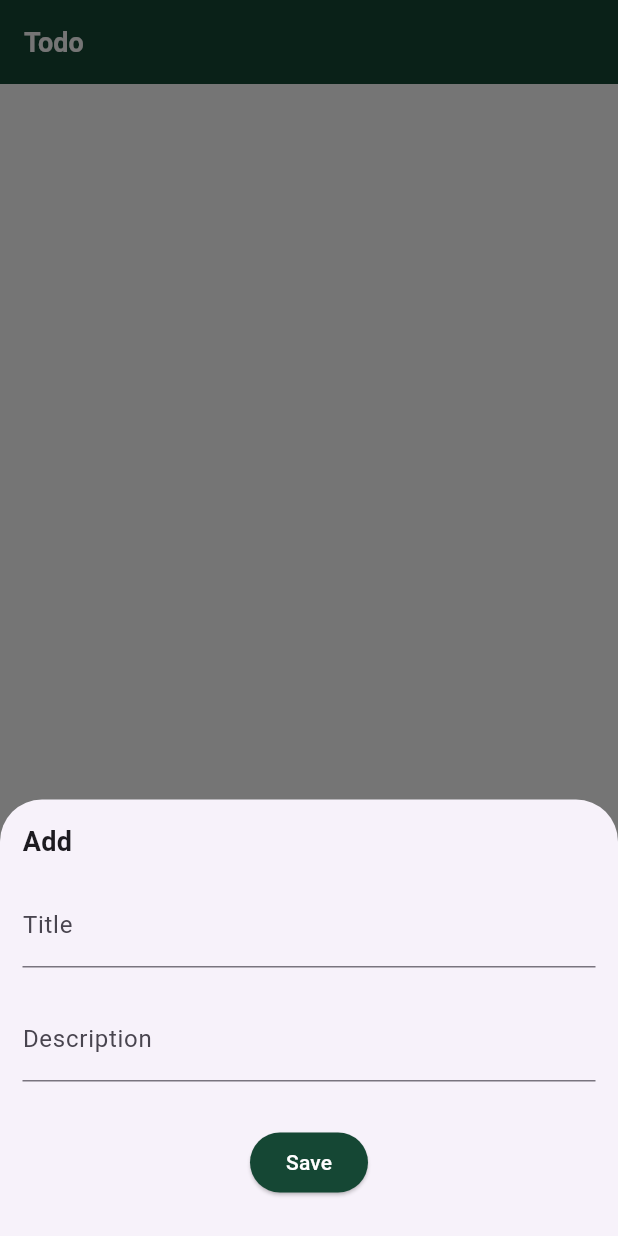
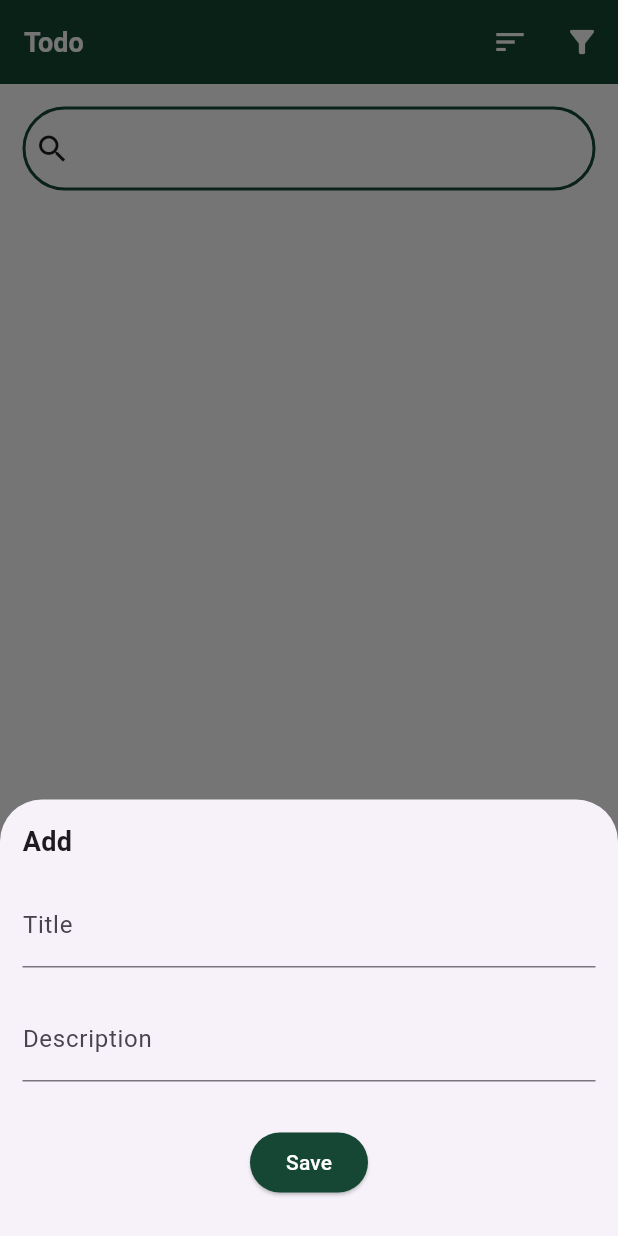
Before and after one commit to lok1504/TodoAppUsingFlutterBloc, a Flutter app: the screen it shows after launch, after a tap on "Add Task", on a phone screen of 412 x 824 dp. Run offline on Flutter 3.47's test engine with Material 3 defaults, Android fonts, the phone set to English and light mode, and no system bars; our stand-ins replace equatable, flutter_bloc, shared_preferences.

Commit message:
Add search, filter, and sort functions

```diff
--- a/lib/main.dart
+++ b/lib/main.dart
@@ -22,7 +22,7 @@ class MyApp extends StatelessWidget {
       debugShowCheckedModeBanner: false,
       theme: AppTheme.klkTheme,
       home: BlocProvider(
-        create: (_) => TodoBloc(todoApi: todoApi)..add(FetchTodosEvent()),
+        create: (_) => TodoBloc(todoApi: todoApi)..add(FetchTodoEvent()),
         child: const TodoPage(),
       ),
     );
--- a/lib/todo/bloc/todo_events.dart
+++ b/lib/todo/bloc/todo_events.dart
@@ -6,7 +6,7 @@ abstract class TodoEvent extends Equatable {
   List<Object> get props => [];
 }
 
-class FetchTodosEvent extends TodoEvent {}
+class FetchTodoEvent extends TodoEvent {}
 
 class CreateTodoEvent extends TodoEvent {
   final Todo todo;
@@ -34,3 +34,30 @@ class DeleteTodoEvent extends TodoEvent {
   @override
   List<Object> get props => [id];
 }
+
+class SearchTodoEvent extends TodoEvent {
+  final String query;
+
+  SearchTodoEvent(this.query);
+
+  @override
+  List<Object> get props => [query];
+}
+
+class FilterTodoEvent extends TodoEvent {
+  final bool isCompleted;
+
+  FilterTodoEvent(this.isCompleted);
+
+  @override
+  List<Object> get props => [isCompleted];
+}
+
+class SortTodoEvent extends TodoEvent {
+  final bool isAscending;
+
+  SortTodoEvent(this.isAscending);
+
+  @override
+  List<Object> get props => [isAscending];
+}
--- a/lib/todo/views/todo_list.dart
+++ b/lib/todo/views/todo_list.dart
@@ -4,6 +4,7 @@ import 'package:todo/models/todo.dart';
 import 'package:todo/todo/bloc/todo_bloc.dart';
 import 'package:todo/todo/bloc/todo_state.dart';
 import 'package:todo/todo/widgets/todo_list_item.dart';
+import 'package:todo/todo/widgets/todo_search_bar.dart';
 
 class TodoList extends StatelessWidget {
   const TodoList({super.key, required this.openTodoForm});
@@ -25,7 +26,10 @@ class TodoList extends StatelessWidget {
             ),
           ));
         } else if (state is TodoLoadedState) {
-          return ListView.builder(
+          return Column(
+            children: [
+              TodoSearchBar(todos: state.todos),
+              ListView.builder(
                 shrinkWrap: true,
                 physics: const NeverScrollableScrollPhysics(),
                 itemCount: state.todos.length,
@@ -36,6 +40,8 @@ class TodoList extends StatelessWidget {
                     openTodoForm: openTodoForm,
                   );
                 },
+              ),
+            ],
           );
         } else {
           return Placeholder();
--- a/lib/todo/views/todo_page.dart
+++ b/lib/todo/views/todo_page.dart
@@ -2,6 +2,7 @@ import 'package:flutter/material.dart';
 import 'package:flutter_bloc/flutter_bloc.dart';
 import 'package:todo/models/todo.dart';
 import 'package:todo/todo/bloc/todo_bloc.dart';
+import 'package:todo/todo/bloc/todo_events.dart';
 import 'package:todo/todo/views/todo_form.dart';
 import 'package:todo/todo/views/todo_list.dart';
 
@@ -13,6 +14,9 @@ class TodoPage extends StatefulWidget {
 }
 
 class _TodoPageState extends State<TodoPage> {
+  bool _isAscending = true;
+  bool _showCompleted = false;
+
   @override
   Widget build(BuildContext context) {
     void openTodoForm({Todo? todo}) {
@@ -35,6 +39,10 @@ class _TodoPageState extends State<TodoPage> {
       resizeToAvoidBottomInset: true,
       appBar: AppBar(
         title: Text('Todo'),
+        actions: [
+          _buildSortByTitlePopupMenuButton(context),
+          _buildFilterByIsCompletedPopupMenuButton(context),
+        ],
       ),
       body: SingleChildScrollView(
         child: Padding(
@@ -56,4 +64,54 @@ class _TodoPageState extends State<TodoPage> {
       ),
     );
   }
+
+  Widget _buildSortByTitlePopupMenuButton(BuildContext context) {
+    return PopupMenuButton<bool>(
+      icon: Icon(Icons.sort),
+      tooltip: "Sort by Title",
+      initialValue: _isAscending,
+      onSelected: (bool item) {
+        setState(() {
+          _isAscending = item;
+        });
+
+        context.read<TodoBloc>().add(SortTodoEvent(_isAscending));
+      },
+      itemBuilder: (BuildContext context) => <PopupMenuEntry<bool>>[
+        const PopupMenuItem<bool>(
+          value: true,
+          child: Text('A-Z'),
+        ),
+        const PopupMenuItem<bool>(
+          value: false,
+          child: Text('Z-A'),
+        ),
+      ],
+    );
+  }
+
+  Widget _buildFilterByIsCompletedPopupMenuButton(BuildContext context) {
+    return PopupMenuButton<bool>(
+      icon: Icon(Icons.filter_alt),
+      tooltip: "Filter by Completed",
+      initialValue: _showCompleted,
+      onSelected: (bool item) {
+        setState(() {
+          _showCompleted = item;
+        });
+
+        context.read<TodoBloc>().add(FilterTodoEvent(_showCompleted));
+      },
+      itemBuilder: (BuildContext context) => <PopupMenuEntry<bool>>[
+        const PopupMenuItem<bool>(
+          value: false,
+          child: Text('All'),
+        ),
+        const PopupMenuItem<bool>(
+          value: true,
+          child: Text('Completed'),
+        ),
+      ],
+    );
+  }
 }
--- a/lib/todo/widgets/todo_list_item.dart
+++ b/lib/todo/widgets/todo_list_item.dart
@@ -1,6 +1,7 @@
 import 'package:flutter/material.dart';
 import 'package:flutter_bloc/flutter_bloc.dart';
 import 'package:todo/models/todo.dart';
+import 'package:todo/theme/app_colors.dart';
 import 'package:todo/todo/bloc/todo_bloc.dart';
 import 'package:todo/todo/bloc/todo_events.dart';
 
@@ -36,6 +37,7 @@ class TodoListItem extends StatelessWidget {
         contentPadding: const EdgeInsets.all(8.0),
         leading: Checkbox(
           value: todo.isCompleted,
+          activeColor: AppColors.primaryColor,
           onChanged: (_) {
             var updatedTodo = Todo(
               id: todo.id,
--- /dev/null
+++ b/lib/todo/widgets/todo_search_bar.dart
@@ -0,0 +1,44 @@
+import 'package:flutter/material.dart';
+import 'package:flutter_bloc/flutter_bloc.dart';
+import 'package:todo/models/todo.dart';
+import 'package:todo/theme/app_colors.dart';
+import 'package:todo/todo/bloc/todo_bloc.dart';
+import 'package:todo/todo/bloc/todo_events.dart';
+
+class TodoSearchBar extends StatefulWidget {
+  const TodoSearchBar({super.key, required this.todos});
+
+  final List<Todo> todos;
+
+  @override
+  State<TodoSearchBar> createState() => _TodoSearchBarState();
+}
+
+class _TodoSearchBarState extends State<TodoSearchBar> {
+  final _controller = TextEditingController();
+
+  @override
+  Widget build(BuildContext context) {
+    return Container(
+      margin: EdgeInsets.symmetric(vertical: 15),
+      child: SearchBar(
+        controller: _controller,
+        onChanged: (_) {
+          final query = _controller.text;
+
+          if (query.length >= 3) {
+            context.read<TodoBloc>().add(SearchTodoEvent(query));
+          } else {
+            context.read<TodoBloc>().add(SearchTodoEvent(""));
+          }
+        },
+        leading: const Icon(Icons.search),
+        backgroundColor: WidgetStatePropertyAll(Colors.white),
+        side: WidgetStatePropertyAll(
+          BorderSide(color: AppColors.primaryColor, width: 2),
+        ),
+        elevation: WidgetStatePropertyAll(0),
+      ),
+    );
+  }
+}
```
Also changed, not shown: lib/todo/bloc/todo_bloc.dart (+61 -3 lines). Lines whose indentation alone changed are shown as unchanged.
